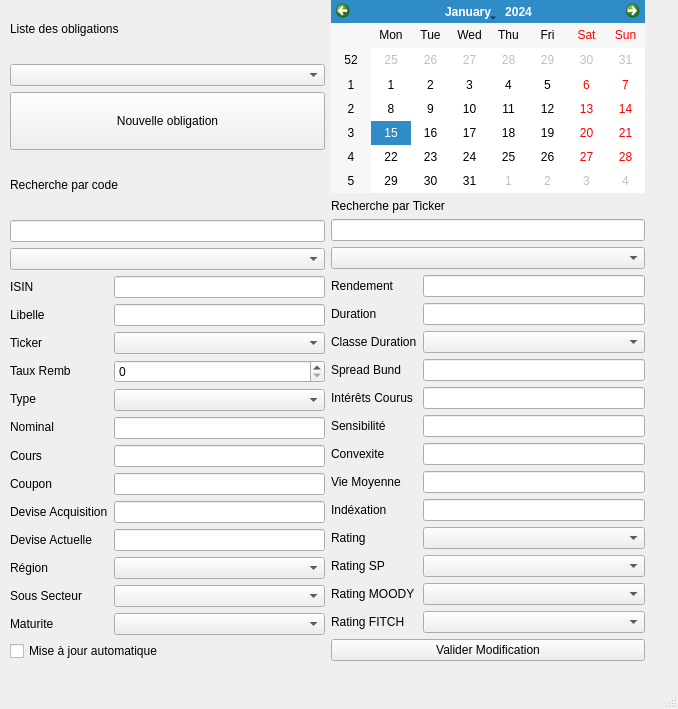
Before: the Qt Designer form Gestionnaires/GestionnaireObligataire.ui in baptiste-pasquier/eurocorporate, drawn with Qt 5.
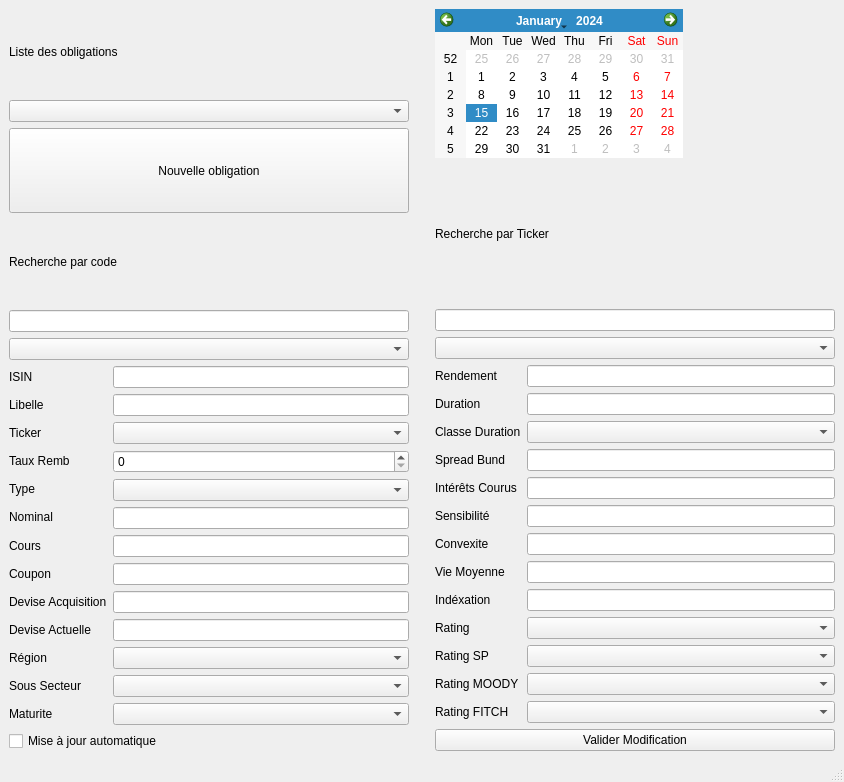
After: the same form once the commit is applied. Icons and pictures are not drawn.

```diff
--- a/Gestionnaires/GestionnaireObligataire.ui
+++ b/Gestionnaires/GestionnaireObligataire.ui
@@ -6,23 +6,14 @@
    <rect>
     <x>0</x>
     <y>0</y>
-    <width>678</width>
-    <height>709</height>
+    <width>844</width>
+    <height>782</height>
    </rect>
   </property>
   <property name="windowTitle">
    <string>MainWindow</string>
   </property>
   <widget class="QWidget" name="centralwidget">
-   <widget class="QWidget" name="horizontalLayoutWidget">
-    <property name="geometry">
-     <rect>
-      <x>10</x>
-      <y>0</y>
-      <width>635</width>
-      <height>661</height>
-     </rect>
-    </property>
     <layout class="QHBoxLayout" name="horizontalLayout">
      <item>
       <layout class="QVBoxLayout" name="verticalLayout_2">
@@ -72,7 +63,14 @@
         <widget class="QLineEdit" name="lineEdit_SrchCode"/>
        </item>
        <item>
-        <widget class="QComboBox" name="comboBox_SrchCode"/>
+       <widget class="QComboBox" name="comboBox_SrchCode">
+        <property name="minimumSize">
+         <size>
+          <width>392</width>
+          <height>0</height>
+         </size>
+        </property>
+       </widget>
        </item>
        <item>
         <layout class="QHBoxLayout" name="horizontalLayout_2">
@@ -225,12 +223,28 @@
        </item>
       </layout>
      </item>
+    <item>
+     <spacer name="horizontalSpacer">
+      <property name="orientation">
+       <enum>Qt::Horizontal</enum>
+      </property>
+      <property name="sizeType">
+       <enum>QSizePolicy::Fixed</enum>
+      </property>
+      <property name="sizeHint" stdset="0">
+       <size>
+        <width>20</width>
+        <height>20</height>
+       </size>
+      </property>
+     </spacer>
+    </item>
      <item>
       <layout class="QVBoxLayout" name="verticalLayout">
        <item>
         <widget class="QCalendarWidget" name="calendarWidget">
          <property name="sizePolicy">
-          <sizepolicy hsizetype="Preferred" vsizetype="Preferred">
+         <sizepolicy hsizetype="Fixed" vsizetype="Fixed">
            <horstretch>0</horstretch>
            <verstretch>0</verstretch>
           </sizepolicy>
@@ -248,7 +262,14 @@
         <widget class="QLineEdit" name="lineEdit_SrchTicker"/>
        </item>
        <item>
-        <widget class="QComboBox" name="comboBox_SrchTicker"/>
+       <widget class="QComboBox" name="comboBox_SrchTicker">
+        <property name="minimumSize">
+         <size>
+          <width>392</width>
+          <height>0</height>
+         </size>
+        </property>
+       </widget>
        </item>
        <item>
         <layout class="QHBoxLayout" name="horizontalLayout_4">
@@ -402,7 +423,6 @@
       </layout>
      </item>
     </layout>
-   </widget>
   </widget>
   <widget class="QStatusBar" name="statusbar"/>
  </widget>
```
Left out of the diff: 9 changed lines with no effect on the pictures. Lines whose indentation alone changed are shown as unchanged.
